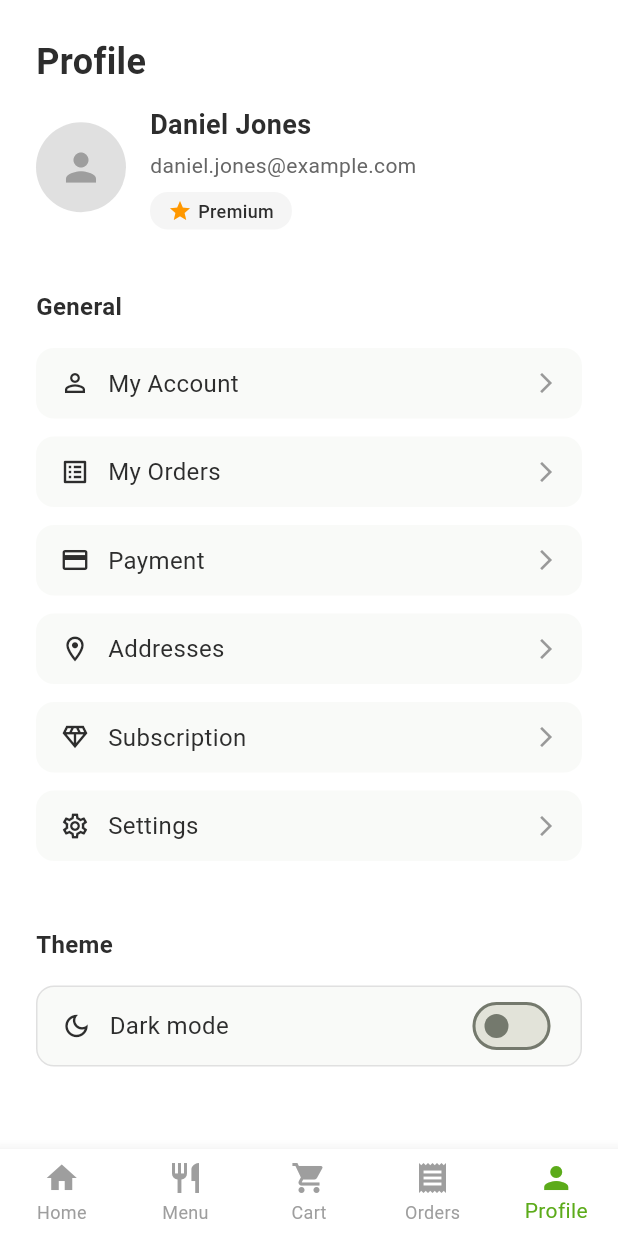
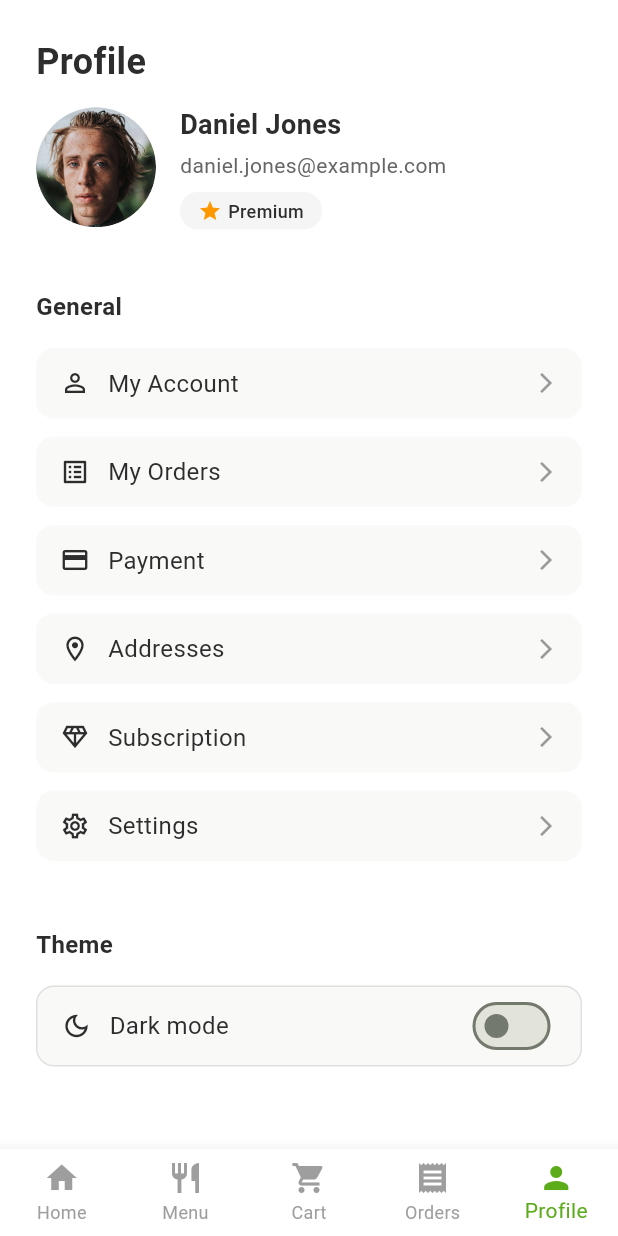
Before and after one commit to Kingjohneycodey/foodey, a Flutter app: the ProfileScreen screen opened by its route, on a phone screen of 412 x 824 dp. Run offline on Flutter 3.47's test engine with Material 3 defaults, Android fonts, the phone set to English and light mode, and no system bars; our stand-ins replace another_flushbar, flutter_riverpod, go_router, shared_preferences; accounts and stored records are empty; Roboto replaces fonts that are missing (Nunito).

Commit message:
added profile image

```diff
--- a/lib/features/profile/view/profile_screen.dart
+++ b/lib/features/profile/view/profile_screen.dart
@@ -42,16 +42,14 @@ class ProfileScreen extends ConsumerWidget {
                 children: [
                   // Profile Avatar
                   Container(
-                    width: 60,
-                    height: 60,
+                    width: 80,
+                    height: 80,
                     decoration: BoxDecoration(
                       shape: BoxShape.circle,
-                      color: Colors.grey[300],
-                    ),
-                    child: const Icon(
-                      Icons.person,
-                      size: 30,
-                      color: Colors.grey,
+                      image: const DecorationImage(
+                        image: AssetImage('assets/images/avatar1.png'),
+                        fit: BoxFit.cover,
+                      ),
                     ),
                   ),
 
```
